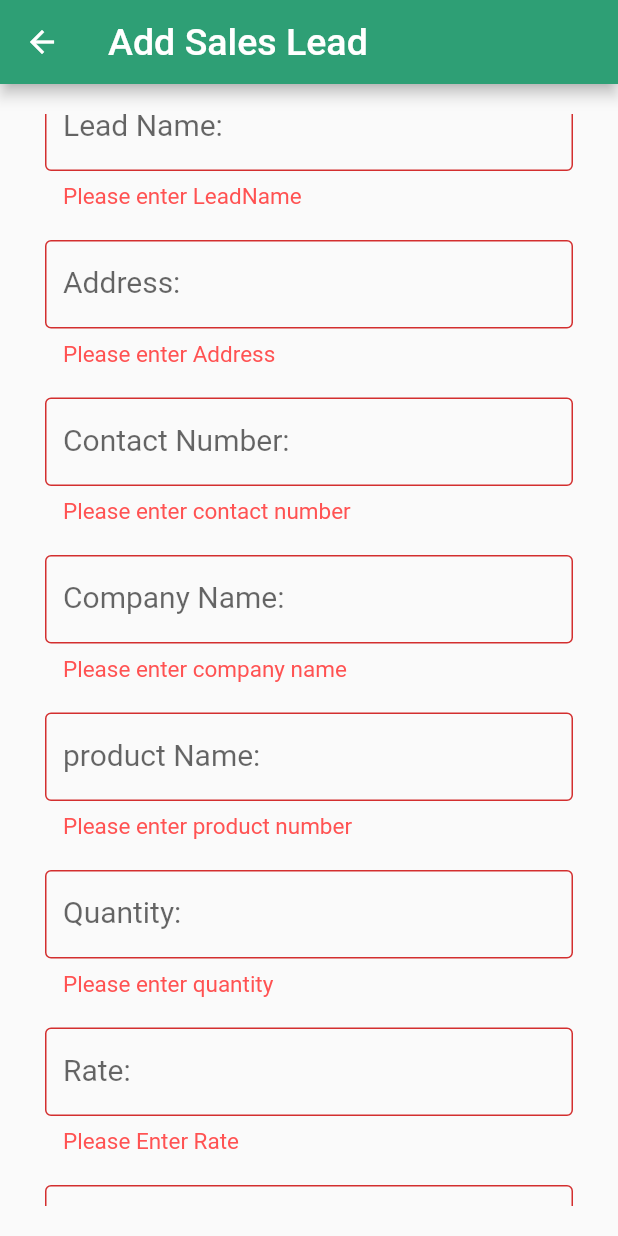
After one commit to MaulikAvaiya/saleasy, a Flutter app: the AddSalesLead screen opened directly, scrolled down 31 dp, after a tap on "Register", on a phone screen of 412 x 824 dp. The commit adds this screen. Run offline on Flutter 3.47's test engine with Material 2 defaults, Android fonts, the phone set to English and light mode, and no system bars; our stand-ins replace cloud_firestore, firebase_core; accounts and stored records are empty.

Commit message:
form change

```diff
--- /dev/null
+++ b/lib/Forms/self_lead_forms/add_sales_lead.dart
@@ -0,0 +1,240 @@
+import 'package:flutter/material.dart';
+import 'package:saleasy/constant/color_config.dart';
+
+class AddSalesLead extends StatefulWidget {
+  const AddSalesLead({Key? key}) : super(key: key);
+
+  @override
+  _AddSalesLeadState createState() => _AddSalesLeadState();
+}
+
+class _AddSalesLeadState extends State<AddSalesLead> {
+  final _formKey = GlobalKey<FormState>();
+
+  @override
+  Widget build(BuildContext context) {
+    return Scaffold(
+      appBar: AppBar(
+        backgroundColor: ColorConfig.primaryColor,
+        title: const Text(
+          "Add Sales Lead",
+          style: TextStyle(
+            color: Colors.white,
+            fontSize: 25,
+          ),
+        ),
+      ),
+      body: Form(
+        key: _formKey,
+        child: Padding(
+          padding: EdgeInsets.symmetric(vertical: 20, horizontal: 30),
+          child: ListView(
+            children: [
+              Container(
+                margin: EdgeInsets.symmetric(vertical: 10.0),
+                child: TextFormField(
+                  autofocus: false,
+                  decoration: InputDecoration(
+                    labelText: 'Lead Name: ',
+                    labelStyle: TextStyle(fontSize: 20.0),
+                    border: OutlineInputBorder(),
+                    errorStyle:
+                        TextStyle(color: Colors.redAccent, fontSize: 15),
+                  ),
+                  validator: (value) {
+                    if (value == null || value.isEmpty) {
+                      return 'Please enter LeadName';
+                    }
+                    return null;
+                  },
+                ),
+              ),
+              Container(
+                margin: EdgeInsets.symmetric(vertical: 10.0),
+                child: TextFormField(
+                  autofocus: false,
+                  decoration: InputDecoration(
+                    labelText: 'Address: ',
+                    labelStyle: TextStyle(fontSize: 20.0),
+                    border: OutlineInputBorder(),
+                    errorStyle:
+                        TextStyle(color: Colors.redAccent, fontSize: 15),
+                  ),
+                  validator: (value) {
+                    if (value == null || value.isEmpty) {
+                      return 'Please enter Address';
+                    }
+                    if (value.length < 55) {
+                      return 'Should be at least 55 characters long';
+                    }
+                    return null;
+                  },
+                ),
+              ),
+              Container(
+                margin: EdgeInsets.symmetric(vertical: 10.0),
+                child: TextFormField(
+                  autofocus: false,
+                  decoration: InputDecoration(
+                    labelText: 'Contact Number: ',
+                    labelStyle: TextStyle(fontSize: 20.0),
+                    border: OutlineInputBorder(),
+                    errorStyle:
+                        TextStyle(color: Colors.redAccent, fontSize: 15),
+                  ),
+                  validator: (value) {
+                    if (value == null || value.isEmpty) {
+                      return 'Please enter contact number ';
+                    }
+                    return null;
+                  },
+                ),
+              ),
+              Container(
+                margin: EdgeInsets.symmetric(vertical: 10.0),
+                child: TextFormField(
+                  autofocus: false,
+                  decoration: InputDecoration(
+                    labelText: 'Company Name: ',
+                    labelStyle: TextStyle(fontSize: 20.0),
+                    border: OutlineInputBorder(),
+                    errorStyle:
+                        TextStyle(color: Colors.redAccent, fontSize: 15),
+                  ),
+                  validator: (value) {
+                    if (value == null || value.isEmpty) {
+                      return 'Please enter company name';
+                    }
+                    return null;
+                  },
+                ),
+              ),
+              Container(
+                margin: EdgeInsets.symmetric(vertical: 10.0),
+                child: TextFormField(
+                  autofocus: false,
+                  decoration: InputDecoration(
+                    labelText: 'product Name: ',
+                    labelStyle: TextStyle(fontSize: 20.0),
+                    border: OutlineInputBorder(),
+                    errorStyle:
+                        TextStyle(color: Colors.redAccent, fontSize: 15),
+                  ),
+                  validator: (value) {
+                    if (value == null || value.isEmpty) {
+                      return 'Please enter product number';
+                    }
+                    return null;
+                  },
+                ),
+              ),
+              Container(
+                margin: EdgeInsets.symmetric(vertical: 10.0),
+                child: TextFormField(
+                  autofocus: false,
+                  decoration: InputDecoration(
+                    labelText: 'Quantity: ',
+                    labelStyle: TextStyle(fontSize: 20.0),
+                    border: OutlineInputBorder(),
+                    errorStyle:
+                        TextStyle(color: Colors.redAccent, fontSize: 15),
+                  ),
+                  validator: (value) {
+                    if (value == null || value.isEmpty) {
+                      return 'Please enter quantity';
+                    }
+                    return null;
+                  },
+                ),
+              ),
+              Container(
+                margin: EdgeInsets.symmetric(vertical: 10.0),
+                child: TextFormField(
+                  autofocus: false,
+                  decoration: InputDecoration(
+                    labelText: 'Rate: ',
+                    labelStyle: TextStyle(fontSize: 20.0),
+                    border: OutlineInputBorder(),
+                    errorStyle:
+                        TextStyle(color: Colors.redAccent, fontSize: 15),
+                  ),
+                  validator: (value) {
+                    if (value == null || value.isEmpty) {
+                      return 'Please Enter Rate';
+                    }
+                    return null;
+                  },
+                ),
+              ),
+              Container(
+                margin: EdgeInsets.symmetric(vertical: 10.0),
+                child: TextFormField(
+                  autofocus: false,
+                  decoration: InputDecoration(
+                    labelText: 'Amount: ',
+                    labelStyle: TextStyle(fontSize: 20.0),
+                    border: OutlineInputBorder(),
+                    errorStyle:
+                        TextStyle(color: Colors.redAccent, fontSize: 15),
+                  ),
+                  validator: (value) {
+                    if (value == null || value.isEmpty) {
+                      return 'Please enter amount';
+                    }
+                    return null;
+                  },
+                ),
+              ),
+              Container(
+                margin: EdgeInsets.symmetric(vertical: 10.0),
+                child: TextFormField(
+                  autofocus: false,
+                  decoration: InputDecoration(
+                    labelText: 'Date Time: ',
+                    labelStyle: TextStyle(fontSize: 20.0),
+                    border: OutlineInputBorder(),
+                    errorStyle:
+                        TextStyle(color: Colors.redAccent, fontSize: 15),
+                  ),
+                  validator: (value) {
+                    if (value == null || value.isEmpty) {
+                      return 'Please enter date and time';
+                    }
+                    return null;
+                  },
+                ),
+              ),
+              Container(
+                child: Row(
+                  mainAxisAlignment: MainAxisAlignment.spaceAround,
+                  children: [
+                    ElevatedButton(
+                      onPressed: () {
+                        // Validate returns true if the form is valid, otherwise false.
+                        if (_formKey.currentState!.validate()) {
+                          setState(() {});
+                        }
+                      },
+                      child: Text(
+                        'Register',
+                        style: TextStyle(fontSize: 18.0),
+                      ),
+                    ),
+                    ElevatedButton(
+                      onPressed: () => {},
+                      child: Text(
+                        'Reset',
+                        style: TextStyle(fontSize: 18.0),
+                      ),
+                      style: ElevatedButton.styleFrom(primary: Colors.blueGrey),
+                    ),
+                  ],
+                ),
+              )
+            ],
+          ),
+        ),
+      ),
+    );
+  }
+}
--- a/lib/screens/home_screen.dart
+++ b/lib/screens/home_screen.dart
@@ -55,11 +55,11 @@ class _HomeScreenState extends State<HomeScreen> {
           color: ColorConfig.backColor,
           child: Center(
             child: SizedBox(
-              width: 420,
-              height: 670,
+              width: 400,
+              height: 580,
               child: Card(
                 shape: RoundedRectangleBorder(
-                    borderRadius: BorderRadius.circular(15)),
+                    borderRadius: BorderRadius.circular(20)),
                 color:Colors.white,
                 elevation: 10,
                 child: Padding(
@@ -119,15 +119,15 @@ class _HomeScreenState extends State<HomeScreen> {
                                   child: Image.asset(
                                     images[index],
                                     fit: BoxFit.cover,
-                                    height: 91,
-                                    width: 91,
+                                    height: 85,
+                                    width: 85,
                                   ),
                                 ),
                               ),
                               Text(
                                 title[index],
                                 style: const TextStyle(
-                                  fontSize: 20,
+                                  fontSize: 18,
                                   fontWeight: FontWeight.bold,
                                 ),
                               ),
--- a/lib/screens/self_lead_screen.dart
+++ b/lib/screens/self_lead_screen.dart
@@ -1,28 +1,11 @@
 import 'package:flutter/material.dart';
 import 'package:saleasy/constant/color_config.dart';
-import 'selflead/visited_lead_screen.dart';
-import 'selflead/sales_lead_screen.dart';
+import 'package:saleasy/screens/selflead/lead_screen.dart';
+import 'package:saleasy/screens/selflead/sales_lead_screen.dart';
+import 'package:saleasy/screens/selflead/visited_lead_screen.dart';
 
-class SelfLeadScreen extends StatefulWidget {
-  static const routeName = '/SelfLead-screen';
-  const SelfLeadScreen({Key? key}) : super(key: key);
-
-  @override
-  State<SelfLeadScreen> createState() => _SelfLeadScreenState();
-}
-
-class _SelfLeadScreenState extends State<SelfLeadScreen> {
-  List<String> images = [
-    "assets/images/product-return.png",
-    "assets/images/product-return.png",
-    "assets/images/product-return.png",
-  ];
-
-  List<String> title = [
-    'Lead',
-    'Visited Lead',
-    'Sales Lead',
-  ];
+class SelfLeadScreen extends StatelessWidget {
+  static const routeName = '/self-lead-screen';
   @override
   Widget build(BuildContext context) {
     return Scaffold(
@@ -37,19 +20,21 @@ class _SelfLeadScreenState extends State<SelfLeadScreen> {
         color: ColorConfig.backColor,
         child: Center(
           child: Padding(
-            padding:  EdgeInsets.symmetric(horizontal: 20,vertical: 15),
+            padding: EdgeInsets.symmetric(horizontal: 20, vertical: 20),
             child: SizedBox(
               width: double.infinity,
-
               child: Card(
-                shape: RoundedRectangleBorder(borderRadius: BorderRadius.circular(20)),
+                shape: RoundedRectangleBorder(
+                    borderRadius: BorderRadius.circular(20)),
                 elevation: 10,
                 child: Column(
                   crossAxisAlignment: CrossAxisAlignment.center,
                   mainAxisAlignment: MainAxisAlignment.spaceEvenly,
                   children: [
                     GestureDetector(
-                      //  onTap: ,
+                      onTap: () {
+                        Navigator.of(context).pushNamed(LeadScreen.routeName);
+                      },
                       child: SizedBox(
                         width: 150,
                         height: 150,
@@ -60,7 +45,11 @@ class _SelfLeadScreenState extends State<SelfLeadScreen> {
                       ),
                     ),
                     Text("Lead"),
-                      SizedBox(
+                    GestureDetector(
+                      onTap: () {
+                        Navigator.of(context).pushNamed(VisitedLeadScreen.routeName);
+                      },
+                      child: SizedBox(
                         width: 150,
                         height: 150,
                         child: Card(
@@ -68,8 +57,13 @@ class _SelfLeadScreenState extends State<SelfLeadScreen> {
                           child: Image.asset(""),
                         ),
                       ),
+                    ),
                     Text("Visited Lead"),
-                      SizedBox(
+                    GestureDetector(
+                      onTap: () {
+                        Navigator.of(context).pushNamed(SalesLeadScreen.routeName);
+                      },
+                      child: SizedBox(
                         width: 150,
                         height: 150,
                         child: Card(
@@ -77,9 +71,11 @@ class _SelfLeadScreenState extends State<SelfLeadScreen> {
                           child: Image.asset(""),
                         ),
                       ),
-                      Text("Sales Lead")
+                    ),
+                    Text("Sales Lead"),
                   ],
-                  )),
+                ),
+              ),
             ),
           ),
         ),
--- a/lib/screens/selflead/lead_screen.dart
+++ b/lib/screens/selflead/lead_screen.dart
@@ -18,9 +18,14 @@ class LeadScreen extends StatelessWidget {
           ),
         ),
       ),
-      body: Center(
-        child: Text('this is lead screen'),
-      ),
-    );
+
+      floatingActionButtonLocation: FloatingActionButtonLocation.centerFloat,
+        floatingActionButton: FloatingActionButton(
+          onPressed: () {
+          },
+          backgroundColor: Colors.blue,
+          child: Icon(Icons.add),
+        ),
+      );
   }
 }
```
Also changed, not shown: lib/list/product_list.dart (+10 -10 lines), assets/images/product-return.png (deleted), lib/Forms/self_lead_forms/add_self_lead.dart (added), lib/Forms/self_lead_forms/add_task.dart (added), lib/Forms/self_lead_forms/add_visited_lead.dart (added), lib/Forms/self_lead_forms/edit_sales_lead.dart (added), lib/Forms/self_lead_forms/edit_self_lead.dart (added), lib/Forms/self_lead_forms/edit_task.dart (added), lib/Forms/self_lead_forms/edit_visited_lead.dart (added). Lines whose indentation alone changed are shown as unchanged.
